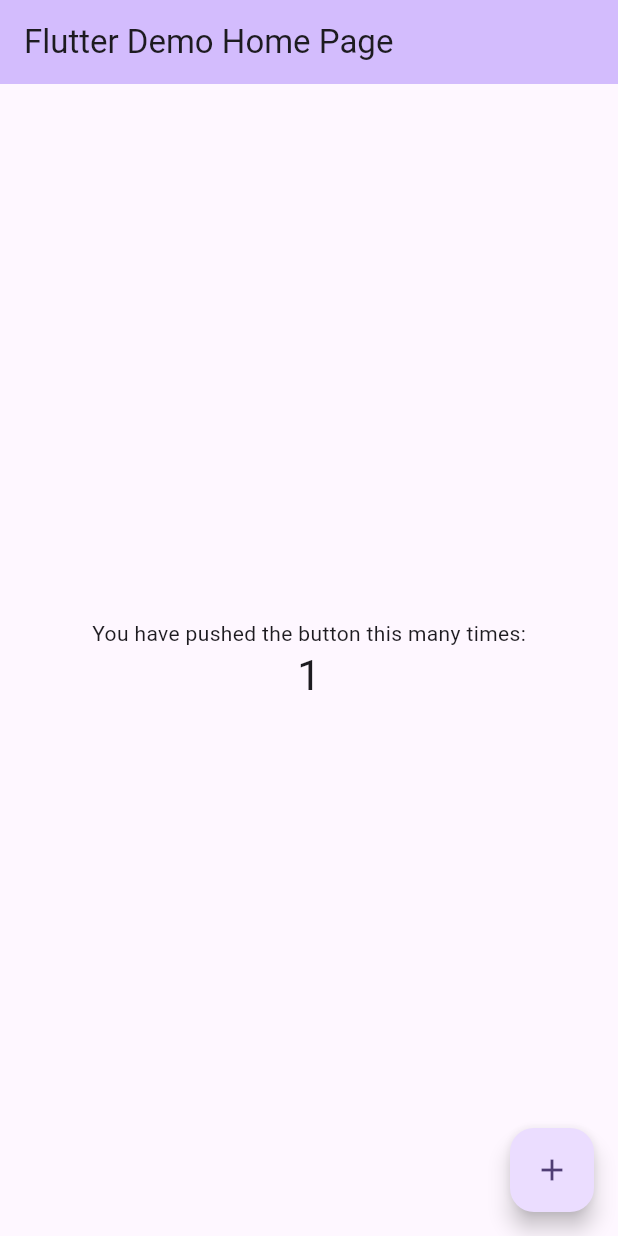
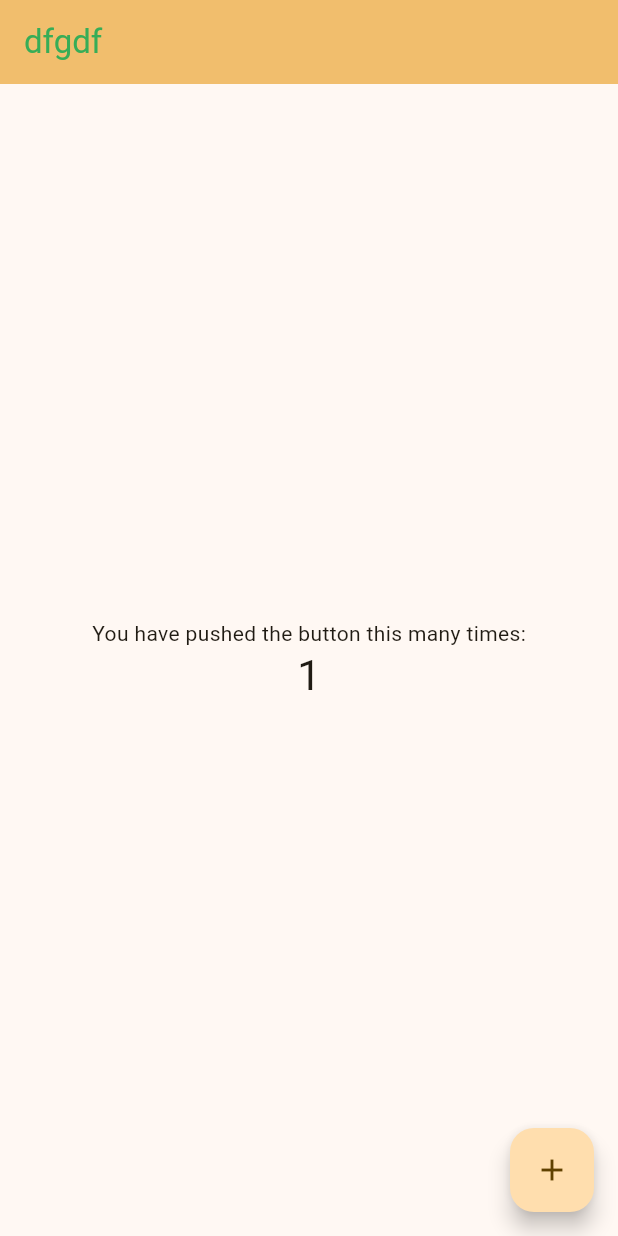
Before and after one commit to The-Artista/artista_config, a Flutter app: the screen it shows after launch, after a tap on the "add" icon, on a phone screen of 412 x 824 dp. Run offline on Flutter 3.47's test engine with Material 2 defaults, Android fonts, the phone set to English and light mode, and no system bars; our stand-ins replace get_it.

Commit message:
feat: configurable colors

```diff
--- a/example/lib/main.dart
+++ b/example/lib/main.dart
@@ -1,6 +1,11 @@
+import 'package:artista_config/artista_config.dart';
 import 'package:flutter/material.dart';
 
-void main() {
+void main() async {
+  await initializeArtista();
+  try {
+    await initializeArtista();
+  } catch (e) {}
   runApp(const MyApp());
 }
 
@@ -10,8 +15,12 @@ class MyApp extends StatelessWidget {
   // This widget is the root of your application.
   @override
   Widget build(BuildContext context) {
+    final gg = getArtistaConfig<ArtistaConfig>();
+    gg.setConfig(ArtistaConfigModel(
+      colors: ArtistaColorModel(danger: Colors.brown),
+    ));
     return MaterialApp(
-      title: 'Flutter Demo',
+      title: 'fdg',
       theme: ThemeData(
         // This is the theme of your application.
         //
@@ -28,10 +37,10 @@ class MyApp extends StatelessWidget {
         //
         // This works for code too, not just values: Most code changes can be
         // tested with just a hot reload.
-        colorScheme: ColorScheme.fromSeed(seedColor: Colors.deepPurple),
+        colorScheme: ColorScheme.fromSeed(seedColor: gg.config.colors!.warning!.shade50),
         useMaterial3: true,
       ),
-      home: const MyHomePage(title: 'Flutter Demo Home Page'),
+      home: MyHomePage(title: 'd'),
     );
   }
 }
@@ -76,6 +85,8 @@ class _MyHomePageState extends State<MyHomePage> {
     // The Flutter framework has been optimized to make rerunning build methods
     // fast, so that you can just rebuild anything that needs updating rather
     // than having to individually change instances of widgets.
+
+    final ddgg = getArtistaConfig<ArtistaConfig>();
     return Scaffold(
       appBar: AppBar(
         // TRY THIS: Try changing the color here to a specific color (to
@@ -84,7 +95,10 @@ class _MyHomePageState extends State<MyHomePage> {
         backgroundColor: Theme.of(context).colorScheme.inversePrimary,
         // Here we take the value from the MyHomePage object that was created by
         // the App.build method, and use it to set our appbar title.
-        title: Text(widget.title),
+        title: Text(
+          'dfgdf',
+          style: TextStyle(color: context.artistaColors!.success),
+        ),
       ),
       body: Center(
         // Center is a layout widget. It takes a single child and positions it
--- a/example/pubspec.yaml
+++ b/example/pubspec.yaml
@@ -30,6 +30,8 @@ environment:
 dependencies:
   flutter:
     sdk: flutter
+  artista_config:
+    path: ..
 
 
   # The following adds the Cupertino Icons font to your application.
--- a/lib/artista_config.dart
+++ b/lib/artista_config.dart
@@ -2,3 +2,6 @@
 library artista_config;
 
 export 'src/artista_config.dart';
+export 'src/config_injector.dart';
+export 'src/model/models.dart';
+export 'src/utils/extenstion.dart';
--- a/lib/src/artista_config.dart
+++ b/lib/src/artista_config.dart
@@ -1,33 +1,20 @@
-import 'package:flutter/cupertino.dart';
+import 'package:artista_config/src/model/artista_config_model.dart';
+import 'package:get_it/get_it.dart';
 
 /// {@template artista_config}
 /// Artista UI config
 /// {@endtemplate}
-class ArtistaConfig extends StatelessWidget {
-  const ArtistaConfig({this.test, required this.child, super.key});
+///
+ArtistaConfigModel gg = ArtistaConfigModel();
 
-  final Widget child;
-  final String? test;
+class ArtistaConfig {
+  const ArtistaConfig();
 
-  @override
-  Widget build(BuildContext context) {
-    Config(test:test);
-    return child;
+  void setConfig(ArtistaConfigModel config) {
+    gg = config;
+  }
+
+  ArtistaConfigModel get config {
+    return gg;
   }
 }
-
-class Config {
-  Config({this.test});
-
-  final String? test;
-}
-
-class testWidget extends StatelessWidget {
-  const testWidget({super.key});
-
-  @override
-  Widget build(BuildContext context) {
-    final config = Config();
-    return Text(config.test);
-  }
-}
--- /dev/null
+++ b/lib/src/config_injector.dart
@@ -0,0 +1,8 @@
+import 'package:artista_config/artista_config.dart';
+import 'package:get_it/get_it.dart';
+
+GetIt getArtistaConfig = GetIt.instance;
+
+Future<void> initializeArtista() async {
+  getArtistaConfig.registerSingleton<ArtistaConfig>(const ArtistaConfig());
+}
--- /dev/null
+++ b/lib/src/model/artista_color.dart
@@ -0,0 +1,33 @@
+import 'package:artista_config/src/utils/color.dart';
+import 'package:flutter/material.dart';
+
+class ArtistaColorModel {
+  ArtistaColorModel({
+    this.primary,
+    this.warning,
+    this.danger,
+    this.success,
+    this.info,
+    this.disable,
+    this.secondary,
+    this.text,
+  }) {
+    primary = createMaterialColor(primary ?? Color(0xFF097D5D));
+    warning = createMaterialColor(warning ?? Color(0xFFF39F1D));
+    danger = createMaterialColor(danger ?? Color(0xFFD40022));
+    success = createMaterialColor(success ?? Color(0xFF37AD57));
+    info = createMaterialColor(info ?? Color(0xFF0758CE));
+    disable = createMaterialColor(disable ?? Color(0xFFE5E6EA));
+    secondary = createMaterialColor(secondary ?? Colors.white);
+    text = createMaterialColor(text ?? Color(0xFF2D2D2D));
+  }
+
+  MaterialColor? primary;
+  MaterialColor? warning;
+  MaterialColor? danger;
+  MaterialColor? success;
+  MaterialColor? info;
+  MaterialColor? disable;
+  MaterialColor? secondary;
+  MaterialColor? text;
+}
--- /dev/null
+++ b/lib/src/model/artista_config_model.dart
@@ -0,0 +1,9 @@
+import 'package:artista_config/artista_config.dart';
+
+class ArtistaConfigModel {
+  ArtistaConfigModel({this.colors}) {
+    colors ??= ArtistaColorModel();
+  }
+
+  ArtistaColorModel? colors;
+}
--- /dev/null
+++ b/lib/src/model/models.dart
@@ -0,0 +1,2 @@
+export 'artista_color.dart';
+export 'artista_config_model.dart';
--- a/pubspec.yaml
+++ b/pubspec.yaml
@@ -10,6 +10,7 @@ environment:
 dependencies:
   flutter:
     sdk: flutter
+  get_it: ^7.6.0
 
 dev_dependencies:
   flutter_test:
```
Also changed, not shown: lib/src/utils/color.dart (renamed from lib/src/colors.dart, +2 -21 lines), lib/src/utils/extenstion.dart (added, +49 -0 lines), 1 other file.
